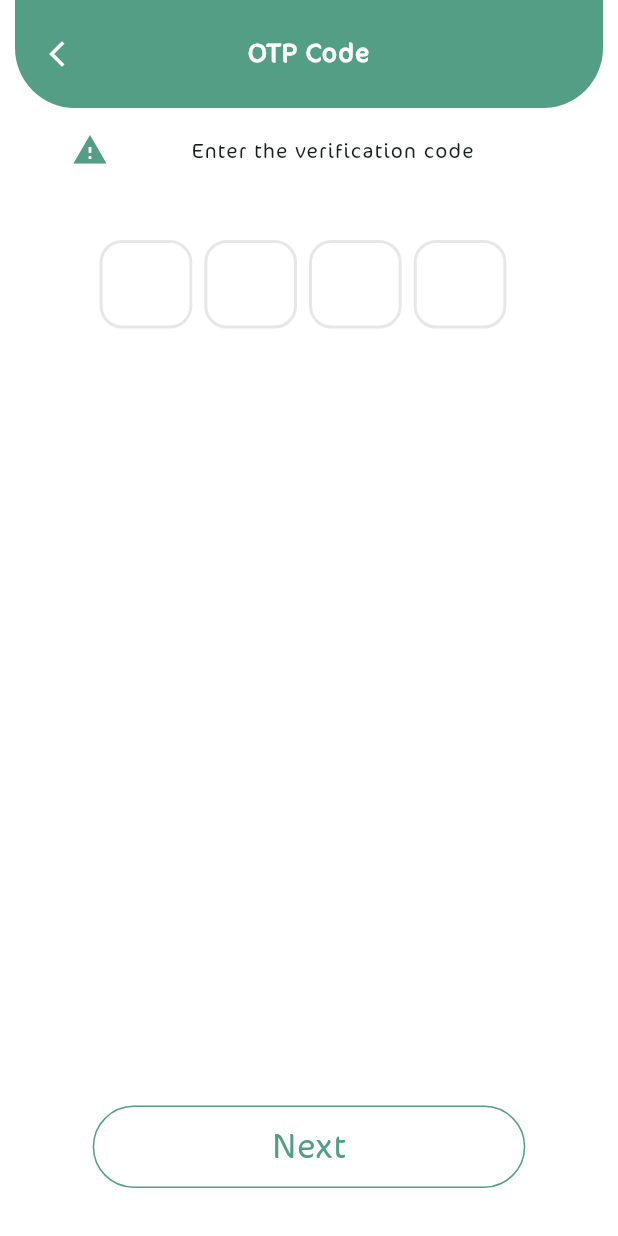
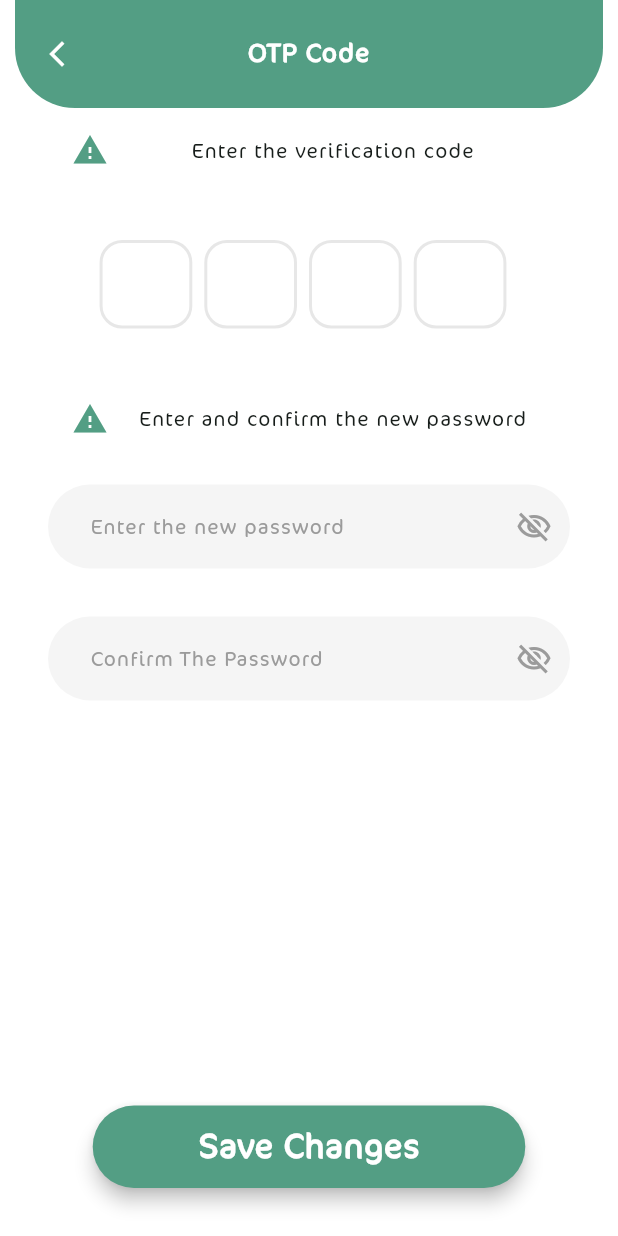
Before and after one commit to AHNXD/tabiby, a Flutter app: the OTPScreen screen opened by its route, on a phone screen of 412 x 824 dp. Run offline on Flutter 3.47's test engine with Material 3 defaults, Android fonts, the phone set to English and light mode, and no system bars; drawn by our look-alikes of flutter_otp_text_field; our stand-ins replace awesome_dialog, cached_network_image, dartz, dio, equatable, firebase_core and 9 more; missing offline and left inert: no_screenshot, phone_form_field; accounts and stored records are empty.

```diff
--- a/lib/core/Api_services/urls.dart
+++ b/lib/core/Api_services/urls.dart
@@ -26,8 +26,10 @@ class Urls {
 
   //reset password endpoint
   static String forgetPassword = "$basePort/password/forget_password";
-  static String resetPassword(String password, String confirmPassword) =>
+  static String resetPasswordInApp(String password, String confirmPassword) =>
       "$basePort/reset_password_after_auth?password=$password&password_confirmation=$confirmPassword";
+  static String resetPassword(int otp, String password) =>
+      "$basePort/password/reset_password?otp=$otp&password=$password";
 
   //profile endpoint
   static String getProfile = "$basePort/get_profile";
--- a/lib/features/auth/presentation/views/otp/presentation/view/otp_screen.dart
+++ b/lib/features/auth/presentation/views/otp/presentation/view/otp_screen.dart
@@ -1,17 +1,44 @@
 import 'package:flutter/material.dart';
 import 'package:tabiby/core/utils/app_localizations.dart';
 import 'package:tabiby/core/widgets/custom_appbar.dart';
-import 'package:tabiby/features/auth/presentation/views/confirm_password/presentation/view/confirm_password_screen.dart';
+import 'package:tabiby/core/widgets/primary_button.dart';
 
 import '../../../../../../../core/utils/colors.dart';
 import '../../../../../../../core/utils/constats.dart';
+import '../../../../../../../core/utils/enums.dart';
+import '../../../../../../../core/utils/functions.dart';
 import '../../../../../../../core/utils/styles.dart';
 import 'package:flutter_otp_text_field/flutter_otp_text_field.dart';
-import '../../../../../../../core/widgets/secondry_button.dart';
+import '../../../../../../../core/utils/validation.dart';
+import '../../../../../../../core/widgets/password_textfield.dart';
 
-class OTPScreen extends StatelessWidget {
+class OTPScreen extends StatefulWidget {
   static const String routeName = "/otp";
   const OTPScreen({super.key});
+
+  @override
+  State<OTPScreen> createState() => _OTPScreenState();
+}
+
+class _OTPScreenState extends State<OTPScreen> {
+  final GlobalKey<FormState> _formKey = GlobalKey<FormState>();
+
+  final TextEditingController _newPasswordCtrl = TextEditingController();
+
+  final TextEditingController _confirmPasswordCtrl = TextEditingController();
+
+  @override
+  void dispose() {
+    _newPasswordCtrl.dispose();
+    _confirmPasswordCtrl.dispose();
+    super.dispose();
+  }
+
+  void _saveChangesPressed() {
+    if (_formKey.currentState!.validate()) {
+      messages(context, "password_updated_successfully", Colors.green);
+    }
+  }
 
   @override
   Widget build(BuildContext context) {
@@ -54,13 +81,51 @@ class OTPScreen extends StatelessWidget {
                       ),
                     ),
                   ),
+                  SizedBox(height: 32),
+                  Form(
+                    key: _formKey,
+                    child: Column(
+                      children: [
+                        ListTile(
+                          title: Text(
+                            "confirm_password_message".tr(context),
+                            textAlign: TextAlign.center,
+                            style: TextStyle(),
+                          ),
+                          leading: Icon(
+                            Icons.warning,
+                            color: AppColors.primaryColors,
+                          ),
+                        ),
+                        SizedBox(height: 16),
+                        PasswordTextField(
+                          hintText: "new_password".tr(context),
+                          controller: _newPasswordCtrl,
+                          validator: (val) => Validator.validate(
+                            val,
+                            ValidationState.password,
+                            context,
+                          ),
+                        ),
+                        SizedBox(height: 32),
+                        PasswordTextField(
+                          hintText: "confirm_password".tr(context),
+                          controller: _confirmPasswordCtrl,
+                          validator: (val) => Validator.validateConfirmPassword(
+                            val,
+                            _newPasswordCtrl.text,
+                            context,
+                          ),
+                        ),
+                      ],
+                    ),
+                  ),
                 ],
               ),
             ),
-            SecondryButton(
-              text: 'next'.tr(context),
-              onPressed: () =>
-                  Navigator.pushNamed(context, ConfirmPasswordScreen.routeName),
+            PrimaryButton(
+              text: 'save_changes'.tr(context),
+              onPressed: _saveChangesPressed,
             ),
             SizedBox(height: 32),
           ],
```
Also changed, not shown: lib/features/auth/data/repos/reset_password_repo/reset_password_repo.dart (+7 -5 lines), lib/features/auth/data/repos/reset_password_repo/reset_password_repo_iplm.dart (+34 -11 lines), lib/features/auth/presentation/view-model/reset_password_cubit/reset_password_cubit.dart (+21 -10 lines), lib/features/auth/presentation/view-model/reset_password_cubit/reset_password_state.dart (+2 -14 lines).
